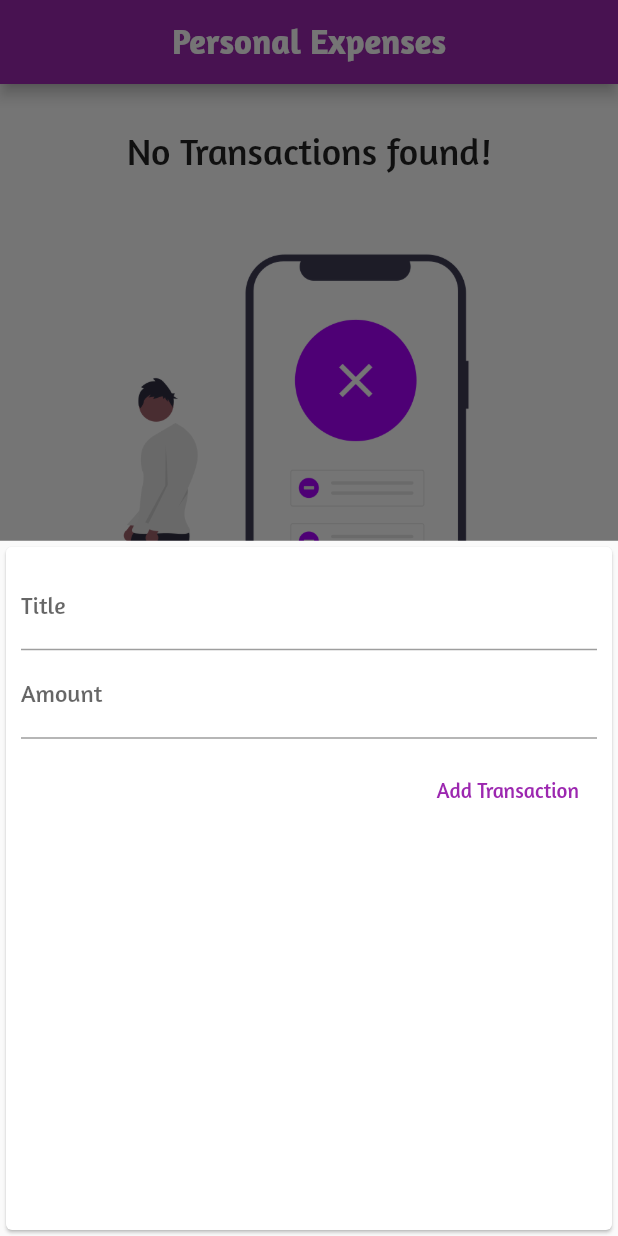
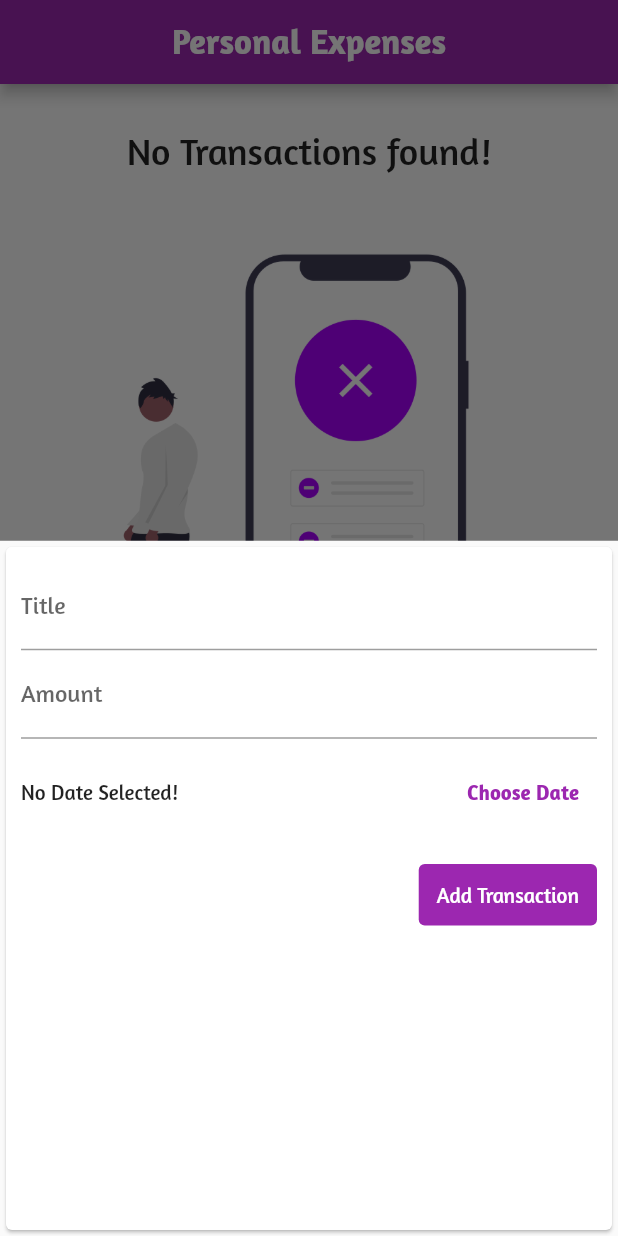
Before and after one commit to Shubh0405/Flutter-pre-exp, a Flutter app: the screen it shows after launch, after a tap on the "add" icon, on a phone screen of 412 x 824 dp. Run offline on Flutter 3.47's test engine with Material 2 defaults, Android fonts, the phone set to English and light mode, and no system bars.

Commit message:
Date picker added

```diff
--- a/personal_expenses/lib/main.dart
+++ b/personal_expenses/lib/main.dart
@@ -26,7 +26,19 @@ class MyApp extends StatelessWidget {
               titleTextStyle: TextStyle(
                   fontFamily: 'Amaranth',
                   fontWeight: FontWeight.bold,
-                  fontSize: 23))),
+                  fontSize: 23)),
+          textButtonTheme: TextButtonThemeData(
+              style: ButtonStyle(
+                  padding: MaterialStateProperty.all<EdgeInsets>(
+                      const EdgeInsets.all(12)),
+                  // overlayColor: MaterialStateColor.resolveWith(
+                  //     (states) => Color.fromARGB(255, 241, 208, 247)),
+                  backgroundColor: MaterialStateProperty.resolveWith((states) {
+                    return Colors.purple;
+                  }),
+                  foregroundColor: MaterialStateProperty.resolveWith((states) {
+                    return Colors.white;
+                  })))),
       home: MyHomePage(),
     );
   }
@@ -52,12 +64,12 @@ class _MyHomePageState extends State<MyHomePage> {
     }).toList();
   }
 
-  void _addTransaction(String txTitle, double txAmount) {
+  void _addTransaction(String txTitle, double txAmount, DateTime chosenDate) {
     final newTx = Transaction(
         id: DateTime.now().toString(),
         title: txTitle,
         amount: txAmount,
-        date: DateTime.now());
+        date: chosenDate);
 
     setState(() {
       _userTransaction.add(newTx);
--- a/personal_expenses/lib/widgets/chart_bar.dart
+++ b/personal_expenses/lib/widgets/chart_bar.dart
@@ -19,7 +19,10 @@ class ChartBar extends StatelessWidget {
       padding: EdgeInsets.all(10),
       child: Column(
         children: [
-          FittedBox(child: Text('\$${spendingAmount.toStringAsFixed(0)}')),
+          Container(
+              height: 20,
+              child: Text('\$${spendingAmount.toStringAsFixed(0)}',
+                  style: TextStyle(fontSize: 15))),
           SizedBox(
             height: 4,
           ),
--- a/personal_expenses/lib/widgets/new_transaction.dart
+++ b/personal_expenses/lib/widgets/new_transaction.dart
@@ -1,19 +1,25 @@
 import 'package:flutter/material.dart';
+import 'package:intl/intl.dart';
 
-class NewTransation extends StatelessWidget {
+class NewTransation extends StatefulWidget {
   final Function addTx;
 
   const NewTransation({super.key, required this.addTx});
 
   @override
-  Widget build(BuildContext context) {
+  State<NewTransation> createState() => _NewTransationState();
+}
+
+class _NewTransationState extends State<NewTransation> {
   final titleController = TextEditingController();
   final amountController = TextEditingController();
+  late DateTime _selectedDate;
+  bool DateSelected = false;
 
   void submitButton() {
     String title = titleController.text;
 
-      if (title.isEmpty || amountController.text.isEmpty) {
+    if (title.isEmpty || amountController.text.isEmpty || !DateSelected) {
       return;
     }
 
@@ -23,11 +29,35 @@ class NewTransation extends StatelessWidget {
       return;
     }
 
-      addTx(title, amount);
+    widget.addTx(title, amount, _selectedDate);
 
     Navigator.of(context).pop();
   }
 
+  void _openDatePicker() {
+    showDatePicker(
+            context: context,
+            initialDate: DateTime.now(),
+            firstDate: DateTime(2019),
+            lastDate: DateTime.now())
+        .then((value) {
+      if (value == null) {
+        return;
+      }
+
+      print(' Before value :  ${value}');
+
+      setState(() {
+        _selectedDate = value;
+        DateSelected = true;
+        print('set state value : ${_selectedDate}');
+        print(DateSelected);
+      });
+    });
+  }
+
+  @override
+  Widget build(BuildContext context) {
     return Card(
       child: Container(
         padding: const EdgeInsets.all(10),
@@ -46,18 +76,38 @@ class NewTransation extends StatelessWidget {
               onSubmitted: (_) => submitButton(),
             ),
             Container(
-              padding: const EdgeInsets.symmetric(vertical: 10.0),
-              child: TextButton(
+              height: 70,
+              child: Row(
+                mainAxisAlignment: MainAxisAlignment.spaceBetween,
+                children: [
+                  Text(!DateSelected
+                      ? 'No Date Selected!'
+                      : 'Date selected: ${DateFormat.yMd().format(_selectedDate)}'),
+                  TextButton(
                       style: ButtonStyle(
                           padding: MaterialStateProperty.all<EdgeInsets>(
                               const EdgeInsets.all(12)),
                           overlayColor: MaterialStateColor.resolveWith(
-                        (states) => Color.fromARGB(255, 241, 208, 247)),
+                              (states) => Color.fromARGB(255, 232, 188, 240)),
+                          backgroundColor: MaterialStateColor.resolveWith(
+                              (states) => Colors.white)),
+                      onPressed: _openDatePicker,
+                      child: const Text(
+                        'Choose Date',
+                        style: TextStyle(
+                            color: Colors.purple, fontWeight: FontWeight.bold),
+                      )),
+                ],
               ),
+            ),
+            Container(
+              padding: const EdgeInsets.symmetric(vertical: 10.0),
+              child: TextButton(
+                  style: Theme.of(context).textButtonTheme.style,
                   onPressed: submitButton,
                   child: const Text(
                     'Add Transaction',
-                    style: TextStyle(color: Colors.purple),
+                    style: TextStyle(color: Colors.white),
                   )),
             )
           ],
```
Lines whose indentation alone changed are shown as unchanged.
